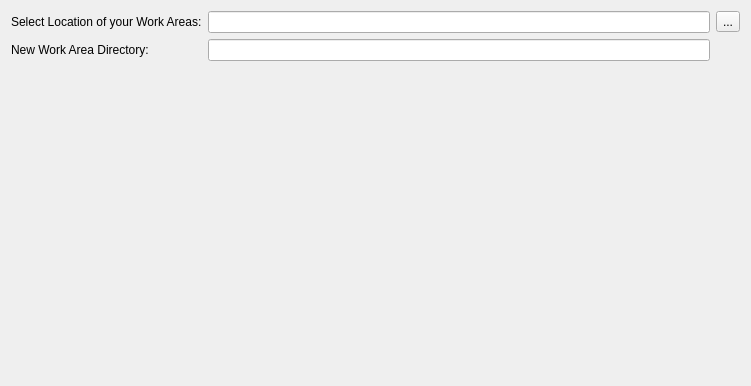
This is Ui/SelectCloneDir.ui in towel42-com/EZGit as Qt 5 draws it before an edit. The edited form follows.
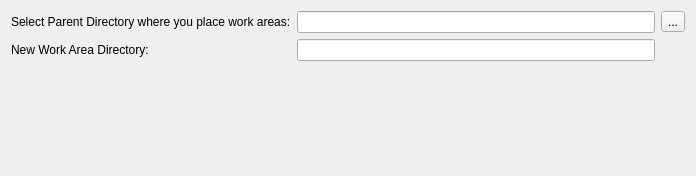
This is the edited form. Icons and pictures are not drawn.

The edit to the form file:
```diff
--- a/Ui/SelectCloneDir.ui
+++ b/Ui/SelectCloneDir.ui
@@ -6,8 +6,8 @@
    <rect>
     <x>0</x>
     <y>0</y>
-    <width>751</width>
-    <height>386</height>
+    <width>696</width>
+    <height>176</height>
    </rect>
   </property>
   <property name="windowTitle">
@@ -20,7 +20,7 @@
    <item row="0" column="0">
     <widget class="QLabel" name="label">
      <property name="text">
-      <string>Select Location of your Work Areas:</string>
+      <string>Select Parent Directory where you place work areas:</string>
      </property>
     </widget>
    </item>
```
